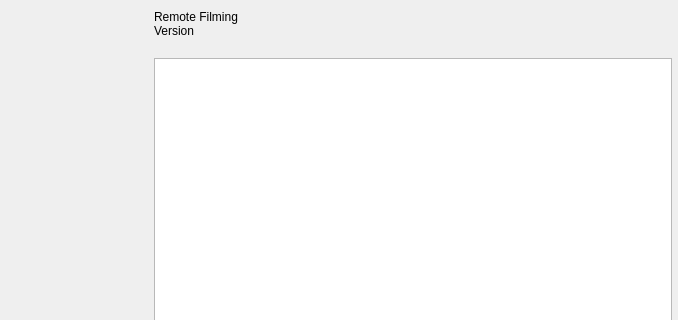
CoSMoSoftware/OBS-studio-webrtc, file vendor_skins/RemoteFilming-A/UI/forms/OBSAbout.ui: the form before one commit; both pictures show x 162 to 840 and y 0 to 320 of the 840 by 519 pixel window.
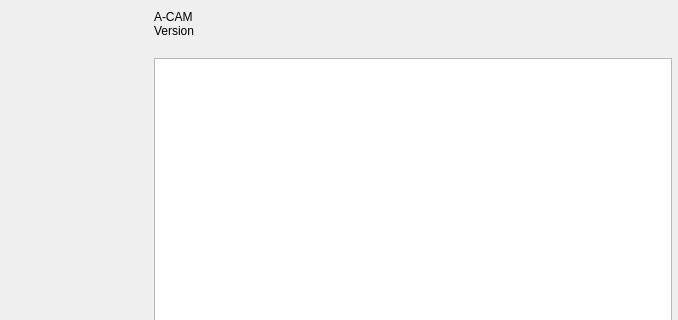
The form after the commit. Icons and pictures are not drawn. Custom widgets are drawn as their Qt base class.

```diff
--- a/vendor_skins/RemoteFilming-A/UI/forms/OBSAbout.ui
+++ b/vendor_skins/RemoteFilming-A/UI/forms/OBSAbout.ui
@@ -76,7 +76,7 @@
        <item>
         <widget class="QLabel" name="name">
          <property name="text">
-          <string notr="true">Remote Filming</string>
+          <string notr="true">A-CAM</string>
          </property>
         </widget>
        </item>
```
